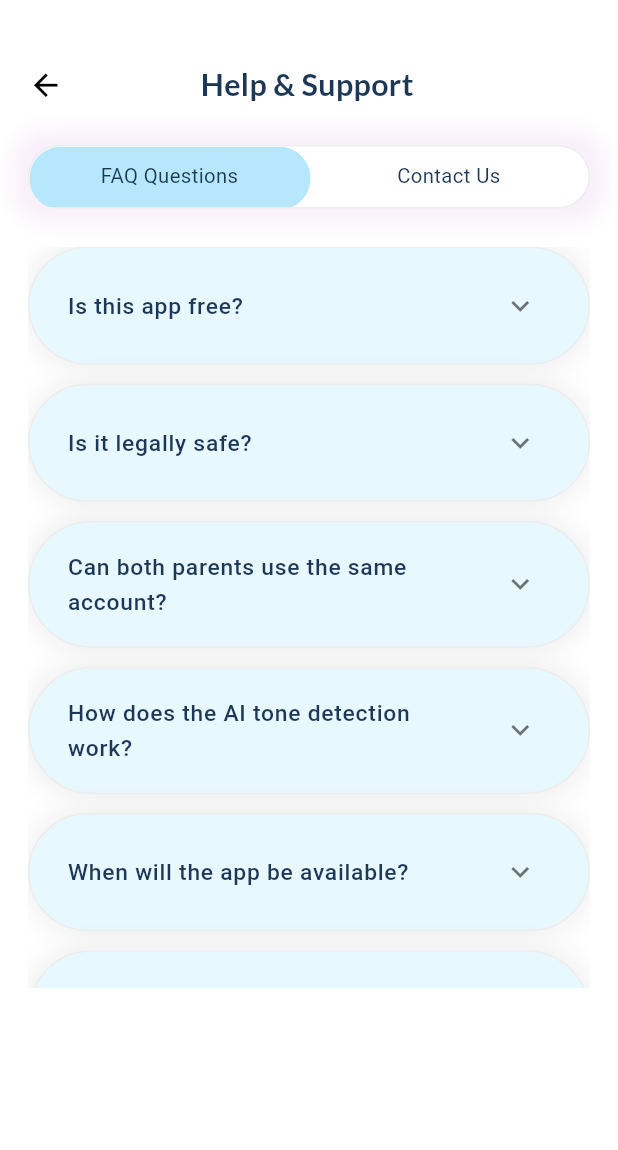
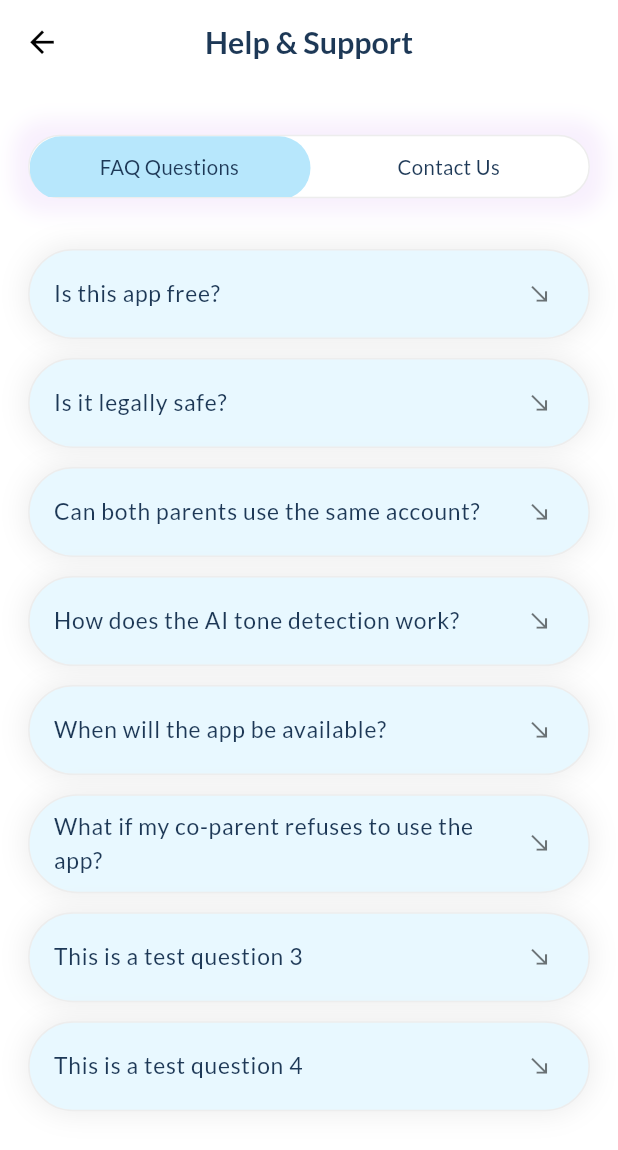
Before and after one commit to RaihanRafi01/parent_bridge, a Flutter app: the HelpAndSupport screen opened directly, on a phone screen of 412 x 824 dp. Shown: the top 1150 px of the screen. Run offline on Flutter 3.47's test engine with Material 3 defaults, Android fonts, the phone set to English and light mode, and no system bars; our stand-ins replace dotted_border, flutter_screenutil, flutter_svg, get, google_fonts.

Commit message:
correct all the fonts and colors and all previous issue

```diff
--- a/lib/app/modules/chat/views/chat_view.dart
+++ b/lib/app/modules/chat/views/chat_view.dart
@@ -4,6 +4,7 @@ import 'package:flutter_screenutil/flutter_screenutil.dart';
 import 'package:get/get.dart';
 import 'package:google_fonts/google_fonts.dart';
 
+import '../../../../common/appColors.dart';
 import '../controllers/chat_controller.dart';
 
 class ChatView extends GetView<ChatController> {
@@ -31,7 +32,7 @@ class ChatView extends GetView<ChatController> {
             style: GoogleFonts.lato(
               fontSize: 28.sp,
               fontWeight: FontWeight.w600,
-              color: const Color(0xFF1D3856),
+                color: AppColors.txtclr5,
             ),
           ),
           SizedBox(width: 28),
--- a/lib/app/modules/settings/views/help_and_support.dart
+++ b/lib/app/modules/settings/views/help_and_support.dart
@@ -1,8 +1,8 @@
 import 'package:flutter/material.dart';
 import 'package:flutter_screenutil/flutter_screenutil.dart';
 import 'package:get/get.dart';
-import 'package:google_fonts/google_fonts.dart';
-
+import 'package:parent_bridge/common/appColors.dart';
+import '../../../../common/customFont.dart';
 import '../controllers/help_support_controller.dart';
 
 class HelpAndSupport extends StatelessWidget {
@@ -12,47 +12,36 @@ class HelpAndSupport extends StatelessWidget {
   @override
   Widget build(BuildContext context) {
     return Scaffold(
-      // Wrapped main Column with SingleChildScrollView
-      // so that scrolling works when content overflows
-      body: SingleChildScrollView(
-        child: Padding(
-          padding: EdgeInsets.symmetric(horizontal: 20.w), // responsive padding
-          child: Column(
-            children: [
-              SizedBox(height: 50.h),
-              // Custom App Bar
-              Row(
-                mainAxisAlignment: MainAxisAlignment.spaceBetween,
-                children: [
-                  GestureDetector(
+      appBar: AppBar(
+        backgroundColor: Colors.transparent,
+        elevation: 0,
+        leading: GestureDetector(
           onTap: () {
             Get.back();
           },
           child: Icon(
             Icons.arrow_back_outlined,
-                      color: Colors.black,
-                      size: 28.sp, // responsive icon size
+            color: AppColors.clrBlack,
+            size: 28.sp,
           ),
         ),
-                  Text(
+        title: Text(
           'Help & Support',
-                    style: GoogleFonts.lato(
+          style: h2.copyWith( // FontWeight.w600
             fontSize: 24.sp,
-                      fontWeight: FontWeight.w600,
-                      color: const Color(0xFF1D3856),
+            color: AppColors.txtclr5,
           ),
         ),
-                  SizedBox(width: 28.w), // keep space on the right
-                ],
+        centerTitle: true,
       ),
-              SizedBox(height: 30.h),
-
+      body: Padding(
+        padding: EdgeInsets.symmetric(horizontal: 20.w),
+        child: Column(
+          children: [
+            SizedBox(height: 40.h),
             _buildToggleButtons(context),
-
-              SizedBox(height: 30.h),
-
-             SizedBox(
-                height: 0.6.sh, // responsive height (60% of screen height)
+            SizedBox(height: 40.h),
+            Expanded(
               child: Obx(() {
                 return controller.selectedTab.value == 0
                     ? const FaqSection()
@@ -60,7 +49,6 @@ class HelpAndSupport extends StatelessWidget {
               }),
             ),
           ],
-          ),
         ),
       ),
     );
@@ -71,12 +59,12 @@ class HelpAndSupport extends StatelessWidget {
           () => Container(
         height: 50.h,
         decoration: BoxDecoration(
-          color: Colors.white,
-          border: Border.all(color: const Color(0xFFEDEDED)),
+          color: AppColors.clrWhite,
+          border: Border.all(color: AppColors.borderColor),
           borderRadius: BorderRadius.circular(25.r),
           boxShadow: [
             BoxShadow(
-              color: Colors.purple.withOpacity(0.07),
+              color: AppColors.boxShadow.withOpacity(0.14),
               spreadRadius: 10,
               blurRadius: 10,
             ),
@@ -87,7 +75,6 @@ class HelpAndSupport extends StatelessWidget {
             AnimatedPositioned(
               duration: const Duration(milliseconds: 300),
               curve: Curves.easeInOut,
-              // half of total width (minus padding 40)
               left: controller.selectedTab.value == 0
                   ? 0
                   : (MediaQuery.of(context).size.width - 40.w) / 2,
@@ -95,7 +82,7 @@ class HelpAndSupport extends StatelessWidget {
                 width: (MediaQuery.of(context).size.width - 40.w) / 2,
                 height: 50.h,
                 decoration: BoxDecoration(
-                  color: const Color(0xFFB7E7FC),
+                  color: AppColors.customblueclr,
                   borderRadius: BorderRadius.circular(25.r),
                 ),
               ),
@@ -108,10 +95,9 @@ class HelpAndSupport extends StatelessWidget {
                     child: Center(
                       child: Text(
                         'FAQ Questions',
-                        style: TextStyle(
-                          fontWeight: FontWeight.w400,
+                        style: h4.copyWith( // FontWeight.w400
                           fontSize: 16.sp,
-                          color: const Color(0xFF1D3856),
+                          color: AppColors.txtclr5,
                         ),
                       ),
                     ),
@@ -123,10 +109,9 @@ class HelpAndSupport extends StatelessWidget {
                     child: Center(
                       child: Text(
                         'Contact Us',
-                        style: TextStyle(
-                          fontWeight: FontWeight.w400,
+                        style: h4.copyWith( // FontWeight.w400
                           fontSize: 16.sp,
-                          color: const Color(0xFF1D3856),
+                          color: AppColors.txtclr5,
                         ),
                       ),
                     ),
@@ -141,7 +126,6 @@ class HelpAndSupport extends StatelessWidget {
   }
 }
 
-// FAQ Section
 class FaqSection extends StatelessWidget {
   const FaqSection({super.key});
   @override
@@ -171,55 +155,99 @@ class FaqSection extends StatelessWidget {
         'answer':
         'The app can still be used independently, including messaging features. In independent mode, a new number will be assigned to the co-parent using the app.',
       },
+      {
+        'question': 'This is a test question 3',
+        'answer': 'This is a test answer to make the content longer.',
+      },
+      {
+        'question': 'This is a test question 4',
+        'answer': 'This is a test answer to make the content longer.',
+      },
     ];
+
     return ListView.builder(
       itemCount: faqs.length,
-      itemBuilder: (context, index) => _buildExpansionTile(
+      itemBuilder: (context, index) => CustomExpansionTile(
         question: faqs[index]['question']!,
         answer: faqs[index]['answer']!,
       ),
     );
   }
+}
 
-  Widget _buildExpansionTile({
-    required String question,
-    required String answer,
-  }) {
+class CustomExpansionTile extends StatefulWidget {
+  final String question;
+  final String answer;
+
+  const CustomExpansionTile({
+    Key? key,
+    required this.question,
+    required this.answer,
+  }) : super(key: key);
+
+  @override
+  State<CustomExpansionTile> createState() => _CustomExpansionTileState();
+}
+
+class _CustomExpansionTileState extends State<CustomExpansionTile> {
+  bool _isExpanded = false;
+
+  @override
+  Widget build(BuildContext context) {
     return Container(
       margin: EdgeInsets.only(bottom: 15.h),
-      padding: EdgeInsets.all(10.w),
       decoration: BoxDecoration(
-        color: const Color(0xFFE8F8FF),
-        border: Border.all(color: const Color(0xFFEDEDED)),
+        color: AppColors.boxclr1,
+        border: Border.all(color: AppColors.borderColor),
         borderRadius: BorderRadius.circular(50.r),
         boxShadow: [
           BoxShadow(
-              color: const Color(0xFFEDEDED), spreadRadius: 2, blurRadius: 15),
+              color: AppColors.borderColor, spreadRadius: 2, blurRadius: 15),
         ],
       ),
       child: Theme(
         data: ThemeData(dividerColor: Colors.transparent),
         child: ExpansionTile(
-          iconColor: Colors.lightBlue,
-          collapsedIconColor: Colors.black54,
+          onExpansionChanged: (bool expanded) {
+            setState(() {
+              _isExpanded = expanded;
+            });
+          },
+          trailing: AnimatedCrossFade(
+            duration: const Duration(milliseconds: 300),
+            firstChild: Icon(
+              Icons.south_east,
+              size: 20.sp,
+              color: Colors.black54,
+            ),
+            secondChild: Icon(
+              Icons.north_east,
+              size: 20.sp,
+              color: Colors.lightBlue,
+            ),
+            crossFadeState: _isExpanded
+                ? CrossFadeState.showSecond
+                : CrossFadeState.showFirst,
+          ),
           title: Text(
-            question,
-            style: TextStyle(
-              color: const Color(0xFF1D3856),
-              fontWeight: FontWeight.w500,
+            widget.question,
+            style: h3.copyWith( // FontWeight.w500
+              color: AppColors.txtclr5,
               fontSize: 18.sp,
             ),
           ),
           children: [
             Padding(
               padding: EdgeInsets.fromLTRB(16.w, 0, 16.w, 20.h),
+              child: Align(
+                alignment: Alignment.centerLeft,
                 child: Text(
-                answer,
-                style: TextStyle(
-                  color: const Color(0xFF363636),
+                  widget.answer,
+                  style: h4.copyWith( // FontWeight.w400
+                    color: AppColors.txtclr8,
                     height: 1.5,
-                  fontWeight: FontWeight.w400,
                     fontSize: 14.sp,
+                  ),
                 ),
               ),
             ),
@@ -230,7 +258,6 @@ class FaqSection extends StatelessWidget {
   }
 }
 
-// Contact Us Section
 class ContactUsSection extends StatelessWidget {
   const ContactUsSection({super.key});
   @override
@@ -240,11 +267,11 @@ class ContactUsSection extends StatelessWidget {
         children: [
           Container(
             decoration: BoxDecoration(
-              color: Colors.white,
-              borderRadius: BorderRadius.circular(30.r), // fully rounded
+              color: AppColors.clrWhite,
+              borderRadius: BorderRadius.circular(30.r),
               boxShadow: [
                 BoxShadow(
-                  color: const Color(0xFFE0D7F1).withOpacity(0.6),
+                  color: AppColors.boxShadow.withOpacity(0.14),
                   blurRadius: 15.r,
                   spreadRadius: 1.r,
                   offset: const Offset(0, 4),
@@ -254,9 +281,10 @@ class ContactUsSection extends StatelessWidget {
             child: TextField(
               decoration: InputDecoration(
                 prefixIcon:
-                Icon(Icons.email_outlined, color: Colors.grey[500]),
+                Icon(Icons.email_outlined, color: AppColors.iconclr),
                 hintText: 'abc@email.com',
-                hintStyle: TextStyle(color: const Color(0xFF747688), fontSize: 14.sp),
+                hintStyle: h4.copyWith( // FontWeight.w400
+                    color: AppColors.textColorHint, fontSize: 14.sp),
                 filled: true,
                 fillColor: Colors.white,
                 border: OutlineInputBorder(
@@ -270,10 +298,10 @@ class ContactUsSection extends StatelessWidget {
           Container(
             decoration: BoxDecoration(
               color: Colors.white,
-              borderRadius: BorderRadius.circular(30.r), // fully rounded
+              borderRadius: BorderRadius.circular(30.r),
               boxShadow: [
                 BoxShadow(
-                  color: const Color(0xFFE0D7F1).withOpacity(0.6),
+                  color: AppColors.boxShadow.withOpacity(0.14),
                   blurRadius: 15.r,
                   spreadRadius: 1.r,
                   offset: const Offset(0, 4),
@@ -284,7 +312,8 @@ class ContactUsSection extends StatelessWidget {
               maxLines: 5,
               decoration: InputDecoration(
                 hintText: 'Explain the problem',
-                hintStyle: TextStyle(color: const Color(0xFF747688), fontSize: 14.sp),
+                hintStyle: h4.copyWith( // FontWeight.w400
+                    color: AppColors.textColorHint, fontSize: 14.sp),
                 filled: true,
                 fillColor: Colors.white,
                 border: OutlineInputBorder(
@@ -301,24 +330,16 @@ class ContactUsSection extends StatelessWidget {
             decoration: BoxDecoration(
               borderRadius: BorderRadius.circular(25.r),
               gradient: LinearGradient(
-                colors: [Colors.blue.shade300, Colors.purple.shade300],
+                colors: [AppColors.buttonColor, AppColors.buttonColor2],
                 begin: Alignment.centerLeft,
                 end: Alignment.centerRight,
               ),
-              boxShadow: [
-                BoxShadow(
-                  color: Colors.purple.withOpacity(0.2),
-                  spreadRadius: 2,
-                  blurRadius: 10,
-                ),
-              ],
             ),
             child: Center(
               child: Text(
                 'Send',
-                style: TextStyle(
-                  color: Colors.white,
-                  fontWeight: FontWeight.bold,
+                style: h1.copyWith( // FontWeight.bold is w700, so h1
+                  color: AppColors.clrWhite,
                   fontSize: 18.sp,
                 ),
               ),
--- a/lib/app/modules/settings/views/profile.dart
+++ b/lib/app/modules/settings/views/profile.dart
@@ -95,7 +95,7 @@ class Profile extends StatelessWidget {
                             horizontal: 16.w, vertical: 8.h),
                         decoration: BoxDecoration(
                           color: AppColors.pchangeButtonclr,
-                           border: Border.all( color: AppColors.borderclr, width: 1.0.w),
+                           border: Border.all( color: AppColors.customblueclr, width: 1.0.w),
                           borderRadius: BorderRadius.circular(10.r),
 
 
@@ -146,7 +146,7 @@ class Profile extends StatelessWidget {
                   'child’s (2)',
                   style: h2.copyWith(
                     fontSize: 18.sp,
-                    color: const Color(0xFF474747),
+                    color: AppColors.txtclr4,
                   ),
                 ),
               ),
--- a/lib/app/modules/settings/views/settings_view.dart
+++ b/lib/app/modules/settings/views/settings_view.dart
@@ -169,7 +169,7 @@ class SettingsView extends StatelessWidget {
               ),
               CustomListTile(
                 leadingSvgAsset: 'assets/images/settings/help_s.svg',
-                title: 'Help & suppor',
+                title: 'Help & support',
                 trailingWidget: SvgPicture.asset(
                   'assets/images/settings/arrow.svg',
                 ),
--- a/lib/common/appColors.dart
+++ b/lib/common/appColors.dart
@@ -187,8 +187,17 @@ class AppColors {
   static const Color logout= Color(0xFFD22853);
   static const Color pchangeButtonclr= Color(0xFFCFF0FF);
   static const Color txtclr2 = Color(0xFF393939);
-  static const Color borderclr = Color(0xFFB7E7FC);
+  static const Color customblueclr = Color(0xFFB7E7FC);
   static const Color txtclr3 = Color(0xFF818181);
   static const Color txtclr4 = Color(0xFF474747);
+  static const Color txtclr5 = Color(0xFF1D3856);
+  static const Color txtclr6 = Color(0xFF535356);
+  static const Color txtclr7 = Color(0xFF838CDE);
+  static const Color boxShadow = Color(0xFFCC94EF);
+  static const Color boxclr1 = Color(0xFFE8F8FF);
+  static const Color txtclr8 = Color(0xFF363636);
+  static const Color iconclr = Color(0xFF807A7A);
+  static const Color iconclr2 = Color(0xFF807A7A);
+  static const Color customblueclr2 = Color(0xFFDFF5FF);
 
 }
--- a/lib/common/widgets/_buildDetailItem.dart
+++ b/lib/common/widgets/_buildDetailItem.dart
@@ -1,5 +1,7 @@
 import 'package:flutter/material.dart';
 import 'package:google_fonts/google_fonts.dart';
+
+import '../appColors.dart';
 
 class BuildDetailItem extends StatelessWidget {
   final Widget icon;
@@ -43,7 +45,7 @@ class BuildDetailItem extends StatelessWidget {
             Text(
               value,
               style: GoogleFonts.lato(
-                color: const Color(0xFF1D3856),
+                color: AppColors.txtclr5,
                 fontSize: 12,
                 fontWeight: FontWeight.w600,
               ),
```
Also changed, not shown: lib/app/modules/call/views/call_recording.dart (+70 -44 lines), lib/app/modules/call/views/call_view.dart (+4 -3 lines), lib/app/modules/settings/views/co_parentInformation.dart (+23 -27 lines), lib/app/modules/settings/views/privacy_policy.dart (+66 -25 lines), lib/app/modules/settings/views/subscription.dart (+17 -25 lines). Lines whose indentation alone changed are shown as unchanged.
